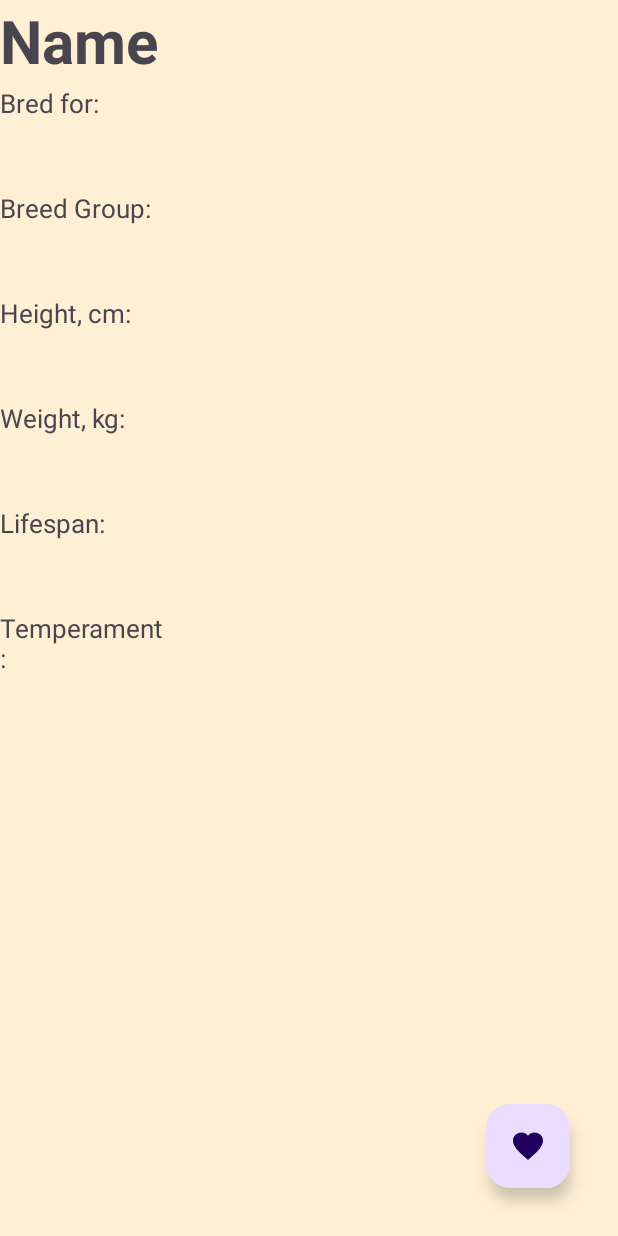
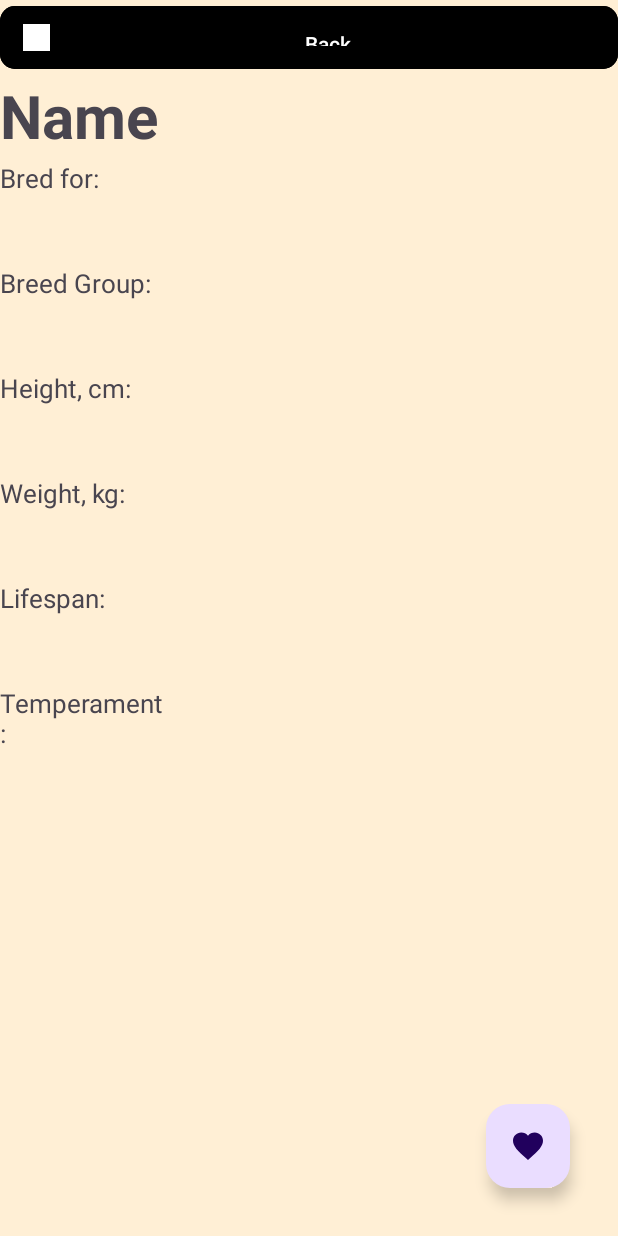
Before and after one commit to shikiwiki/TheDog, an Android app: the layout fragment_details.xml on its own in the app's theme, with its tools: preview values and no code run, on a phone screen of 412 x 824 dp. Run offline under Robolectric (Android 15) with nearby library versions, the phone set to English and light mode, and no system bars.

Commit message:
safe point, works

```diff
--- a/presentation/src/main/res/layout/fragment_details.xml
+++ b/presentation/src/main/res/layout/fragment_details.xml
@@ -7,7 +7,24 @@
     android:background="@color/papaya_whip"
     tools:context=".DetailsFragment">
 
+    <com.google.android.material.button.MaterialButton
+        android:id="@+id/button"
+        android:layout_width="match_parent"
+        android:layout_height="50dp"
+        android:layout_marginStart="0dp"
+        android:layout_marginTop="0dp"
+        android:backgroundTint="@color/black"
+        android:padding="15dp"
+        android:text="Back"
+        app:cornerRadius="10dp"
+        app:icon="@drawable/ic_launcher_background"
+        app:iconTint="@color/white"
+        app:layout_constraintEnd_toEndOf="parent"
+        app:layout_constraintStart_toStartOf="parent"
+        app:layout_constraintTop_toTopOf="parent" />
+
     <ScrollView
+        android:id="@+id/scrollView2"
         android:layout_width="0dp"
         android:layout_height="0dp"
         app:layout_constraintBottom_toBottomOf="parent"
@@ -26,6 +43,7 @@
 
             <ImageView
                 android:id="@+id/image"
+                android:layout_marginTop="50dp"
                 android:layout_width="match_parent"
                 android:layout_height="wrap_content"
                 android:contentDescription="@string/image" />
```
